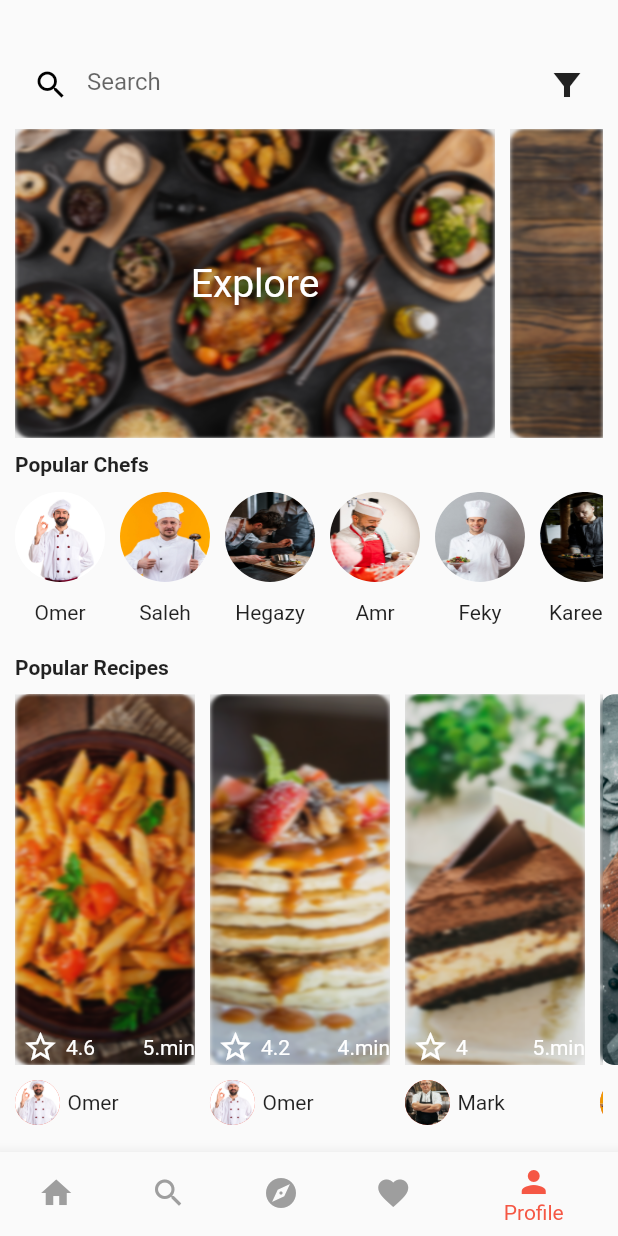
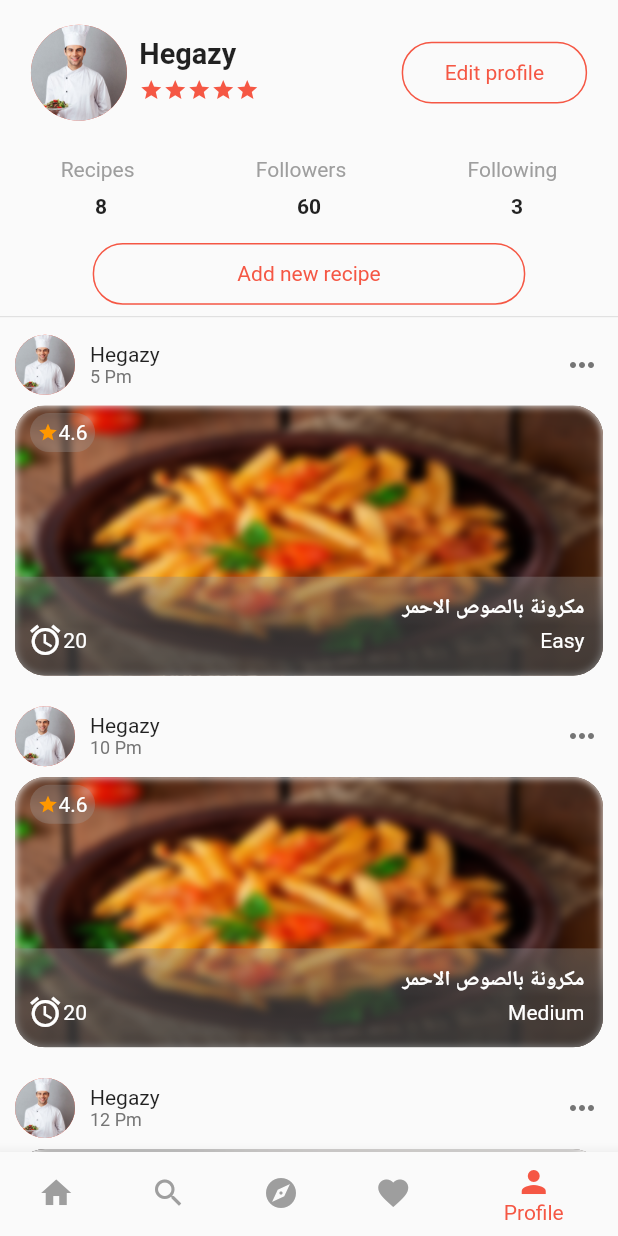
Before and after one commit to Hegazy02/foodcon, a Flutter app: the masterPage screen opened by its route, item 5 of the bottom bar chosen, on a phone screen of 412 x 824 dp. Run offline on Flutter 3.47's test engine with Material 2 defaults, Android fonts, the phone set to English and light mode, and no system bars; our stand-ins replace flutter_staggered_animations, sizer.

Commit message:
Add my profile page

```diff
--- /dev/null
+++ b/lib/Pages/MainPages/ProfilePage.dart
@@ -0,0 +1,306 @@
+import 'dart:ui';
+import 'package:flutter/material.dart';
+import 'package:foodcon/Pages/fullScreenCate.dart';
+import 'package:foodcon/Services/Lists/Lists.dart';
+import 'package:foodcon/constants.dart';
+import 'package:sizer/sizer.dart';
+
+class ProfilePage extends StatelessWidget {
+  ProfilePage({super.key});
+  TabController? controller;
+  @override
+  Widget build(BuildContext context) {
+    return DefaultTabController(
+      length: 2,
+      child: ListView(
+        children: [
+          SizedBox(height: 2.h),
+          Row(
+            children: [
+              SizedBox(
+                width: 5.w,
+              ),
+              CircleAvatar(
+                backgroundImage:
+                    AssetImage("assets/images/home/Chefs/chef5.jpg"),
+                radius: 32,
+              ),
+              SizedBox(
+                width: 2.w,
+              ),
+              Column(
+                crossAxisAlignment: CrossAxisAlignment.start,
+                children: [
+                  Text(
+                    "Hegazy",
+                    style:
+                        TextStyle(fontSize: 14.sp, fontWeight: FontWeight.bold),
+                  ),
+                  SizedBox(
+                    height: 3.h,
+                    width: 30.w,
+                    child: ListView.builder(
+                      scrollDirection: Axis.horizontal,
+                      itemCount: 5,
+                      itemBuilder: (context, index) {
+                        return Icon(
+                          Icons.star,
+                          color: KprimaryColor,
+                          size: 16,
+                        );
+                      },
+                    ),
+                  )
+                ],
+              ),
+              Spacer(),
+              SizedBox(
+                width: 30.w,
+                height: 5.h,
+                child: BorderdButton(
+                  borderColor: KprimaryColor,
+                  txt: "Edit profile",
+                  onPressed: () {
+                    print("object");
+                  },
+                  txtColor: KprimaryColor,
+                  circular: 20,
+                  padding: 0,
+                ),
+              ),
+              SizedBox(
+                width: 5.w,
+              ),
+            ],
+          ),
+          SizedBox(
+            height: 3.h,
+          ),
+          Row(
+            mainAxisAlignment: MainAxisAlignment.spaceAround,
+            children: [
+              Text(
+                "Recipes",
+                style: TextStyle(color: Colors.grey),
+              ),
+              Text(
+                "Followers",
+                style: TextStyle(color: Colors.grey),
+              ),
+              Text(
+                "Following",
+                style: TextStyle(color: Colors.grey),
+              ),
+            ],
+          ),
+          SizedBox(
+            height: 1.h,
+          ),
+          Row(
+            mainAxisAlignment: MainAxisAlignment.spaceAround,
+            children: [
+              Text(
+                "8",
+                style: TextStyle(fontWeight: FontWeight.bold),
+              ),
+              Text(
+                "60",
+                style: TextStyle(fontWeight: FontWeight.bold),
+              ),
+              Text(
+                "3",
+                style: TextStyle(fontWeight: FontWeight.bold),
+              ),
+            ],
+          ),
+          SizedBox(
+            height: 2.h,
+          ),
+          Container(
+            margin: EdgeInsets.symmetric(horizontal: 15.w),
+            height: 5.h,
+            child: BorderdButton(
+              borderColor: KprimaryColor,
+              txt: "Add new recipe",
+              onPressed: () {
+                print("object");
+              },
+              txtColor: KprimaryColor,
+              circular: 20,
+              padding: 0,
+            ),
+          ),
+          Divider(),
+          ListView.separated(
+            shrinkWrap: true,
+            physics: ClampingScrollPhysics(),
+            separatorBuilder: (context, index) => SizedBox(
+              height: 2.h,
+            ),
+            itemCount: autoList.length,
+            itemBuilder: (context, index) {
+              return Column(
+                children: [
+                  Row(
+                    children: [
+                      SizedBox(
+                        width: 10,
+                      ),
+                      CircleAvatar(
+                        backgroundImage:
+                            AssetImage("assets/images/home/Chefs/chef5.jpg"),
+                        radius: 20,
+                      ),
+                      SizedBox(
+                        width: 10,
+                      ),
+                      Column(
+                        crossAxisAlignment: CrossAxisAlignment.start,
+                        children: [
+                          Text("Hegazy"),
+                          Text(
+                            autoList[index]['posted'],
+                            style: TextStyle(
+                                fontSize: 12, color: Colors.grey[600]),
+                          )
+                        ],
+                      ),
+                      Spacer(),
+                      IconButton(
+                          onPressed: () {},
+                          icon: Icon(
+                            Icons.more_horiz,
+                            color: Colors.grey[600],
+                          ))
+                    ],
+                  ),
+                  SizedBox(
+                    height: 0.4.h,
+                  ),
+                  GestureDetector(
+                    onTap: () {
+                      print("object");
+                    },
+                    child: MyRecipe(index: index),
+                  ),
+                ],
+              );
+            },
+          ),
+        ],
+      ),
+    );
+  }
+}
+
+class MyRecipe extends StatelessWidget {
+  int index;
+  MyRecipe({super.key, required this.index});
+
+  @override
+  Widget build(BuildContext context) {
+    return Padding(
+      padding: EdgeInsets.symmetric(horizontal: 10),
+      child: ClipRRect(
+        borderRadius: BorderRadius.circular(20),
+        child: Stack(
+          alignment: Alignment.bottomCenter,
+          children: [
+            Container(
+              height: 180,
+              width: double.infinity,
+              decoration: BoxDecoration(
+                image: DecorationImage(
+                    image: AssetImage(autoList[index]['image']),
+                    fit: BoxFit.fill),
+              ),
+            ),
+            BackdropFilter(
+              filter: ImageFilter.blur(sigmaX: 3, sigmaY: 3),
+              child: Container(),
+            ),
+            Container(
+                height: 8.h,
+                decoration: BoxDecoration(
+                    gradient: LinearGradient(
+                        begin: Alignment.topCenter,
+                        end: Alignment.bottomCenter,
+                        colors: [
+                      Color.fromARGB(255, 75, 75, 75).withOpacity(0.1),
+                      Colors.black.withOpacity(0.5),
+                      Colors.black.withOpacity(0.5)
+                    ])),
+                child: Container(
+                  color: Colors.grey.withOpacity(0.3),
+                  child: Column(
+                    mainAxisSize: MainAxisSize.min,
+                    children: [
+                      Spacer(),
+                      Row(
+                        textDirection: TextDirection.rtl,
+                        children: [
+                          SizedBox(
+                            width: 3.w,
+                          ),
+                          Text("${autoList[index]['title']}",
+                              style: TextStyle(
+                                  color: Colors.white,
+                                  fontWeight: FontWeight.bold)),
+                        ],
+                      ),
+                      Row(
+                        children: [
+                          SizedBox(
+                            width: 2.w,
+                          ),
+                          Icon(
+                            Icons.alarm,
+                            color: Colors.white,
+                          ),
+                          Text(
+                            "${autoList[index]['min']}",
+                            style: TextStyle(color: Colors.white),
+                          ),
+                          Spacer(),
+                          Text("${autoList[index]['level']}",
+                              style: TextStyle(color: Colors.white)),
+                          SizedBox(
+                            width: 3.w,
+                          )
+                        ],
+                      ),
+                      Spacer()
+                    ],
+                  ),
+                )),
+            Positioned(
+              top: 0,
+              left: 0,
+              child: Container(
+                margin: EdgeInsets.only(left: 10, top: 5),
+                padding: EdgeInsets.symmetric(horizontal: 5, vertical: 5),
+                decoration: BoxDecoration(
+                    color: Colors.grey.withOpacity(0.3),
+                    borderRadius: BorderRadius.circular(30)),
+                child: Row(
+                  mainAxisSize: MainAxisSize.min,
+                  children: [
+                    Icon(
+                      Icons.star,
+                      color: Colors.orange,
+                      size: 14,
+                    ),
+                    Text(
+                      "${autoList[index]['star']}",
+                      style: TextStyle(color: Colors.white),
+                    )
+                  ],
+                ),
+              ),
+            )
+          ],
+        ),
+      ),
+    );
+  }
+}
--- a/lib/Pages/MainPages/homePage.dart
+++ b/lib/Pages/MainPages/homePage.dart
@@ -327,15 +327,18 @@ class popularChefsIcons extends StatelessWidget {
   double height;
   double width;
   int? index;
-  List list = [];
+  List? list = [];
+  String? image;
   popularChefsIcons(
       {required this.height,
       required this.width,
       this.index,
-      required this.list});
+      this.list,
+      this.image});
 
   @override
   Widget build(BuildContext context) {
+    String avatar = image == null ? list![index!]['chefAvatar'] : image;
     return ClipRRect(
       borderRadius: BorderRadius.circular(999),
       child: InkWell(
@@ -349,9 +352,7 @@ class popularChefsIcons extends StatelessWidget {
             // shape: BoxShape.circle,
             color: Colors.white,
             image: DecorationImage(
-                image: AssetImage(list[index!]['chefAvatar'] != ""
-                    ? list[index!]['chefAvatar']
-                    : Klogo),
+                image: AssetImage(avatar != "" ? avatar : Klogo),
                 fit: BoxFit.fill),
           ),
         ),
--- a/lib/Pages/fullScreenCate.dart
+++ b/lib/Pages/fullScreenCate.dart
@@ -154,7 +154,7 @@ class FullScreenCate extends StatelessWidget {
                         circular: 10,
                         onPressed: () {},
                         txtColor: Colors.white,
-                        // color: Colors.red,
+                        padding: 20,
                       ),
                       SizedBox(
                         height: 2.h,
@@ -205,13 +205,14 @@ class CiruledButton extends StatelessWidget {
 class BorderdButton extends StatelessWidget {
   String? txt;
   Color? txtColor;
-  Color? color;
+
   Color? borderColor;
   double? circular;
   Function()? onPressed;
+  double? padding;
 
   BorderdButton(
-      {this.color,
+      {required this.padding,
       this.txt,
       this.circular,
       this.borderColor,
@@ -230,7 +231,7 @@ class BorderdButton extends StatelessWidget {
                   borderRadius: BorderRadius.circular(circular!),
                   border: Border.all(color: borderColor!)),
               child: Padding(
-                  padding: EdgeInsets.symmetric(vertical: 20),
+                  padding: EdgeInsets.symmetric(vertical: padding!),
                   child: Text(
                     txt!,
                     style: TextStyle(color: txtColor ?? Colors.white),
--- a/lib/Pages/masterPage.dart
+++ b/lib/Pages/masterPage.dart
@@ -2,6 +2,7 @@ import 'dart:ui';
 
 import 'package:flutter/material.dart';
 import 'package:foodcon/Pages/MainPages/FavoritePage.dart';
+import 'package:foodcon/Pages/MainPages/ProfilePage.dart';
 import 'package:foodcon/Providers/filteredList.dart';
 import 'package:foodcon/Services/Lists/Lists.dart';
 import 'package:foodcon/Pages/MainPages/homePage.dart';
@@ -34,7 +35,7 @@ class _masterPageState extends State<masterPage> {
         width: width,
       ),
       FavoritePage(),
-      HomePage(height: height, width: width, searchVal: searchVal),
+      ProfilePage(),
     ];
 
     return Scaffold(
--- a/lib/Services/Lists/Lists.dart
+++ b/lib/Services/Lists/Lists.dart
@@ -12,6 +12,8 @@ List autoList = [
     "isLiked": false,
     "desc":
         "hasog ihwaei oefhweh asodnvash sdfh sduhvo0 fh08arf hgsdfwey0gvah ewehrg sdfsd paobn sljghpa sodjna sldnasdf weggewr ewrg fhoi",
+    "level": "Easy",
+    "posted": "5 Pm",
   },
   {
     "title": "مكرونة بالصوص الاحمر",
@@ -24,6 +26,8 @@ List autoList = [
     "isLiked": false,
     "desc":
         "hasog ihwaei oefhweh asodnvash sdfh sduhvo0 fh08arf hgsdfwey0gvah ewehrg sdfsd paobn sljghpa sodjna sldnasdf weggewr ewrg fhoi",
+    "level": "Medium",
+    "posted": "10 Pm",
   },
   {
     "title": "فراخ",
@@ -36,6 +40,8 @@ List autoList = [
     "isLiked": false,
     "desc":
         "hasog ihwaei oefhweh asodnvash sdfh sduhvo0 fh08arf hgsdfwey0gvah ewehrg sdfsd paobn sljghpa sodjna sldnasdf weggewr ewrg fhoi",
+    "level": "Easy",
+    "posted": "12 Pm",
   },
   {
     "title": "فراخ",
@@ -48,6 +54,8 @@ List autoList = [
     "isLiked": false,
     "desc":
         "hasog ihwaei oefhweh asodnvash sdfh sduhvo0 fh08arf hgsdfwey0gvah ewehrg sdfsd paobn sljghpa sodjna sldnasdf weggewr ewrg fhoi",
+    "level": "Hard",
+    "posted": "10 pm",
   },
   {
     "title": "فراخ مقلية",
@@ -60,6 +68,8 @@ List autoList = [
     "isLiked": false,
     "desc":
         "hasog ihwaei oefhweh asodnvash sdfh sduhvo0 fh08arf hgsdfwey0gvah ewehrg sdfsd paobn sljghpa sodjna sldnasdf weggewr ewrg fhoi",
+    "level": "Easy",
+    "posted": "1 Pm",
   },
   {
     "title": "فطيرة توت",
@@ -72,6 +82,8 @@ List autoList = [
     "isLiked": false,
     "desc":
         "hasog ihwaei oefhweh asodnvash sdfh sduhvo0 fh08arf hgsdfwey0gvah ewehrg sdfsd paobn sljghpa sodjna sldnasdf weggewr ewrg fhoi",
+    "level": "Easy",
+    "posted": "3 Am",
   },
   {
     "title": "برجر",
@@ -84,6 +96,8 @@ List autoList = [
     "isLiked": false,
     "desc":
         "hasog ihwaei oefhweh asodnvash sdfh sduhvo0 fh08arf hgsdfwey0gvah ewehrg sdfsd paobn sljghpa sodjna sldnasdf weggewr ewrg fhoi",
+    "level": "Easy",
+    "posted": "10 Pm",
   },
   {
     "title": "beef",
@@ -96,6 +110,8 @@ List autoList = [
     "isLiked": true,
     "desc":
         "hasog ihwaei oefhweh asodnvash sdfh sduhvo0 fh08arf hgsdfwey0gvah ewehrg sdfsd paobn sljghpa sodjna sldnasdf weggewr ewrg fhoi",
+    "level": "Easy",
+    "posted": "2 Pm",
   },
   {
     "title": "beef",
@@ -108,6 +124,8 @@ List autoList = [
     "isLiked": true,
     "desc":
         "hasog ihwaei oefhweh asodnvash sdfh sduhvo0 fh08arf hgsdfwey0gvah ewehrg sdfsd paobn sljghpa sodjna sldnasdf weggewr ewrg fhoi",
+    "level": "Easy",
+    "posted": "12 Pm",
   },
 ];
 String mainPAth = "assets/images/home/main/";
```
